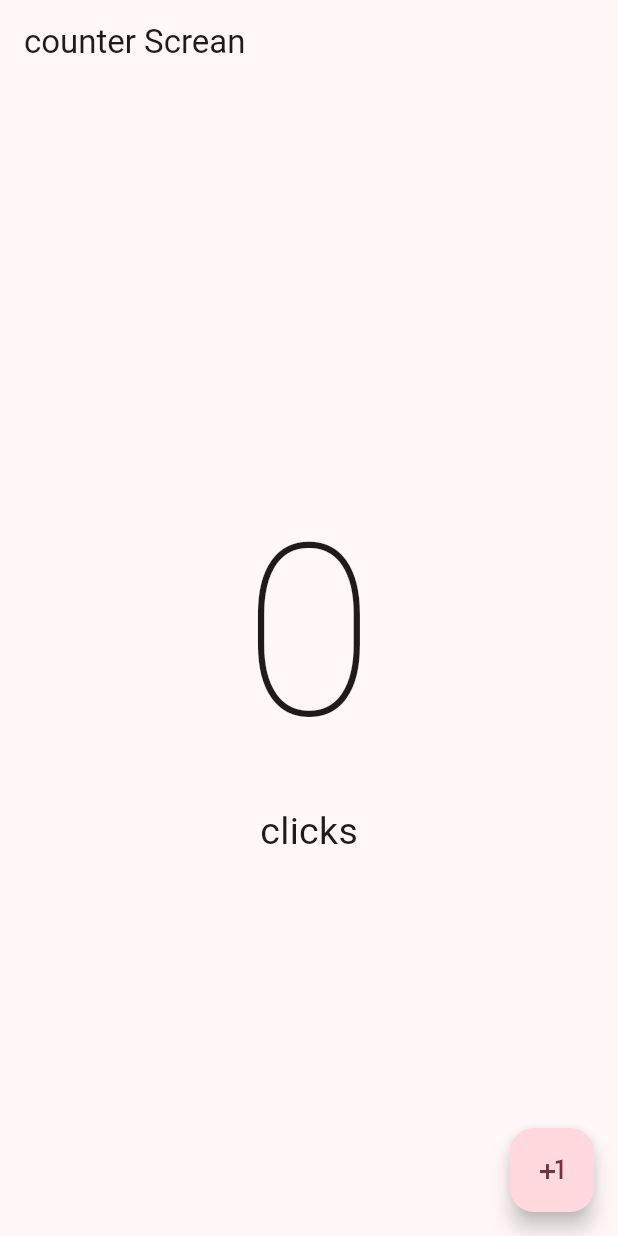
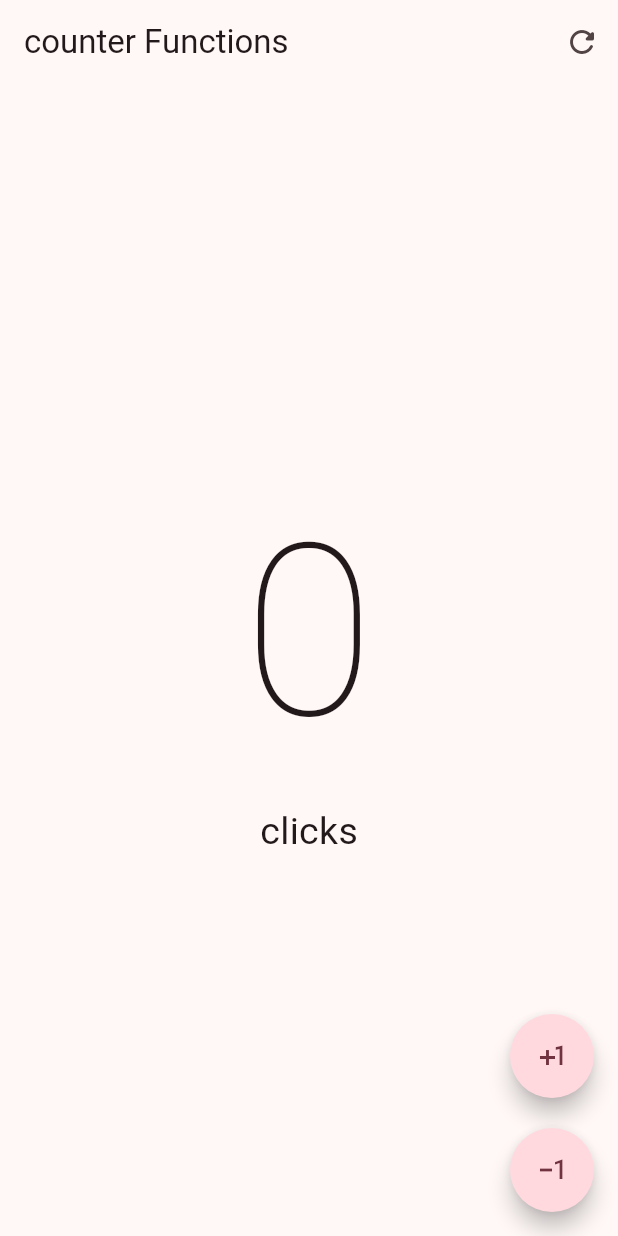
Before and after one commit to Patatalmeja98/Flutter_De_Cero_A_Experto, a Flutter app: the screen it shows after launch, on a phone screen of 412 x 824 dp. Run offline on Flutter 3.47's test engine with Material 2 defaults, Android fonts, the phone set to English and light mode, and no system bars.

Commit message:
personalizando botones

```diff
--- /dev/null
+++ b/02 -Prueba_flutter_application_1/lib/Presentation/screens/Counter_Funcions_Screan.dart
@@ -0,0 +1,71 @@
+import 'package:flutter/material.dart';
+
+class CounterFunctionsScreen extends StatefulWidget {
+  const CounterFunctionsScreen({super.key});
+
+  @override
+  State<CounterFunctionsScreen> createState() => _CounterFunctionsScreenState();
+}
+
+class _CounterFunctionsScreenState extends State<CounterFunctionsScreen> {
+  int clickCounter = 0;
+  @override
+  Widget build(BuildContext context) {
+    return Scaffold(
+        appBar: AppBar(
+          title: const Text('counter Functions'),
+          actions: [
+            IconButton(
+              icon: const Icon(Icons.refresh_rounded),
+              onPressed: () {
+                setState(() {
+                  clickCounter = 0;
+                });
+              },
+            ),
+          ],
+        ),
+        body: Center(
+          child: Column(
+            mainAxisAlignment: MainAxisAlignment.center,
+            children: [
+              Text(
+                '$clickCounter',
+                style:
+                    const TextStyle(fontSize: 160, fontWeight: FontWeight.w100),
+              ),
+              Text('click${clickCounter == 1 ? '' : 's'}',
+                  style: const TextStyle(fontSize: 25))
+              // if (clickCounter == 1)  const Text('click',style: TextStyle(fontSize: 25),),
+              //if (clickCounter != 1) const Text('clicks',style: TextStyle(fontSize: 25),)
+            ],
+          ),
+        ),
+        floatingActionButton: Column(
+          mainAxisAlignment: MainAxisAlignment.end,
+          children: [
+            FloatingActionButton(
+              shape: const StadiumBorder(),
+              onPressed: () {
+                setState(() {
+                  clickCounter++;
+                });
+              },
+              child: const Icon(Icons.plus_one),
+            ),
+            const SizedBox(
+              height: 20,
+            ),
+            FloatingActionButton(
+              shape: const StadiumBorder(),
+              onPressed: () {
+                setState(() {
+                  clickCounter--;
+                });
+              },
+              child: const Icon(Icons.exposure_minus_1_outlined),
+            ),
+          ],
+        ));
+  }
+}
--- a/02 -Prueba_flutter_application_1/lib/main.dart
+++ b/02 -Prueba_flutter_application_1/lib/main.dart
@@ -1,5 +1,6 @@
 import 'package:flutter/material.dart';
-import 'package:flutter_application_1/Presentation/screens/counter_screen.dart';
+import 'package:flutter_application_1/Presentation/screens/Counter_Funcions_Screan.dart';
+//import 'package:flutter_application_1/Presentation/screens/counter_screen.dart';
 
 void main() {
   runApp(const MyApp());
@@ -13,6 +14,6 @@ class MyApp extends StatelessWidget {
     return MaterialApp(
         debugShowCheckedModeBanner: false,
         theme: ThemeData(useMaterial3: true, colorSchemeSeed: Colors.pink),
-        home: const CounterScreen());
+        home: const CounterFunctionsScreen());
   }
 }
```
